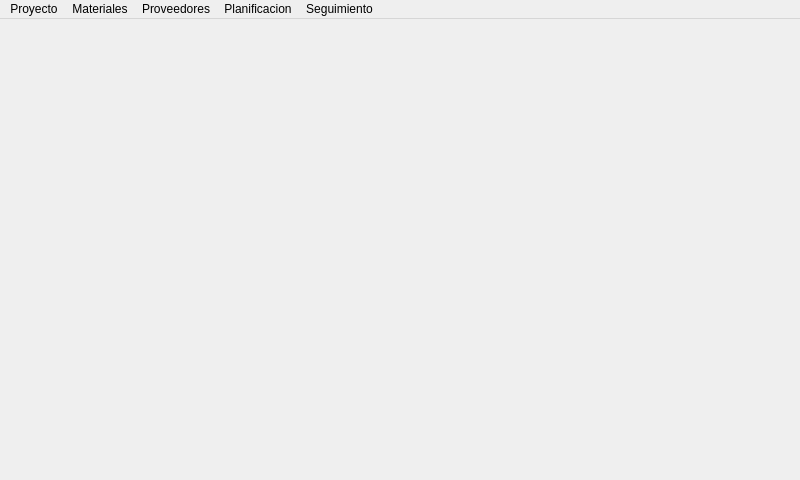
Old version of the form mksPlanner/mainwindow.ui in the repository diegowald/mksPlanner.
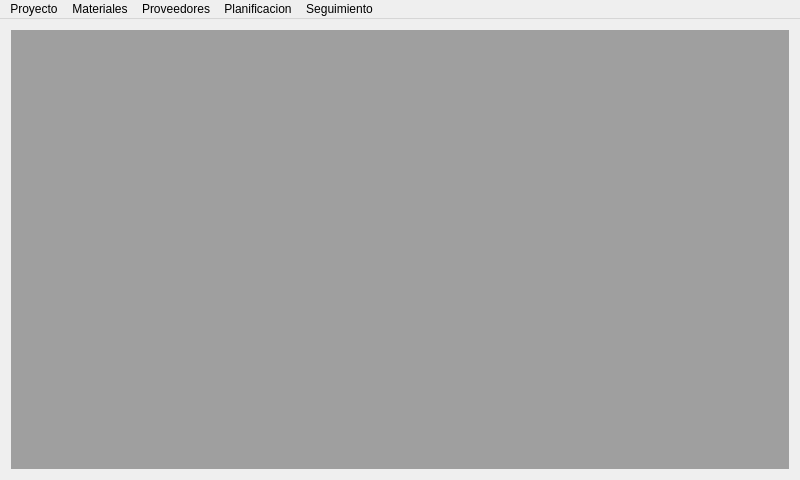
New version of the form.

Diff of the .ui file:
```diff
--- a/mksPlanner/mainwindow.ui
+++ b/mksPlanner/mainwindow.ui
@@ -13,7 +13,16 @@
   <property name="windowTitle">
    <string>MainWindow</string>
   </property>
-  <widget class="QWidget" name="centralWidget"/>
+  <property name="documentMode">
+   <bool>true</bool>
+  </property>
+  <widget class="QWidget" name="centralWidget">
+   <layout class="QVBoxLayout" name="verticalLayout">
+    <item>
+     <widget class="QMdiArea" name="mdiArea"/>
+    </item>
+   </layout>
+  </widget>
   <widget class="QMenuBar" name="menuBar">
    <property name="geometry">
     <rect>
```
Left out of the diff: 9 changed lines with no effect on the pictures.
